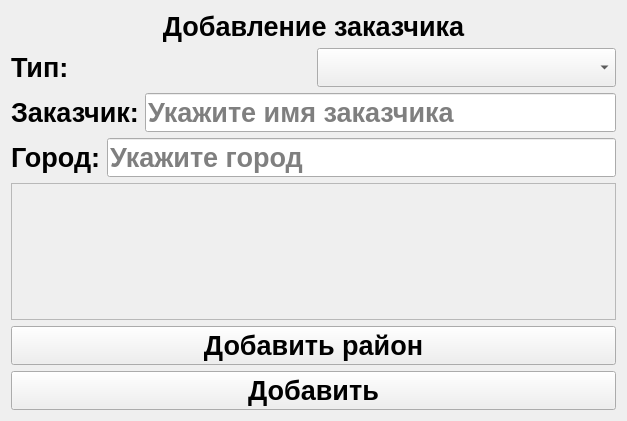
Above: ui/add_order/add_order.ui from c0ral0vii/buhgalter_app before the change. Below: the same form after it.
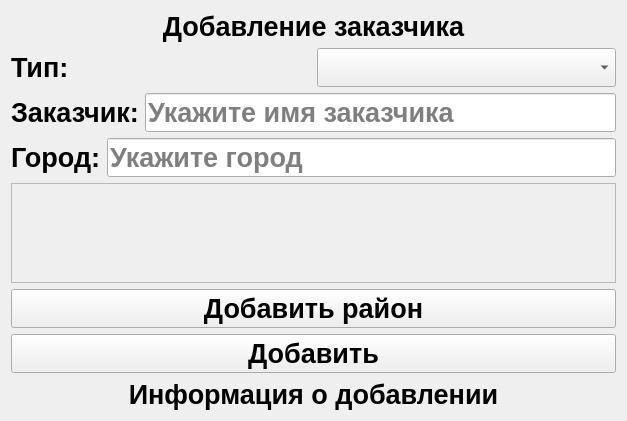
That is the form after the change.

```diff
--- a/ui/add_order/add_order.ui
+++ b/ui/add_order/add_order.ui
@@ -120,7 +120,7 @@
         <x>0</x>
         <y>0</y>
         <width>607</width>
-        <height>135</height>
+        <height>98</height>
        </rect>
       </property>
       <layout class="QHBoxLayout" name="horizontalLayout_4">
@@ -149,6 +149,16 @@
      </property>
     </widget>
    </item>
+   <item>
+    <widget class="QLabel" name="status">
+     <property name="text">
+      <string>Информация о добавлении</string>
+     </property>
+     <property name="alignment">
+      <set>Qt::AlignCenter</set>
+     </property>
+    </widget>
+   </item>
   </layout>
  </widget>
  <resources/>
```
